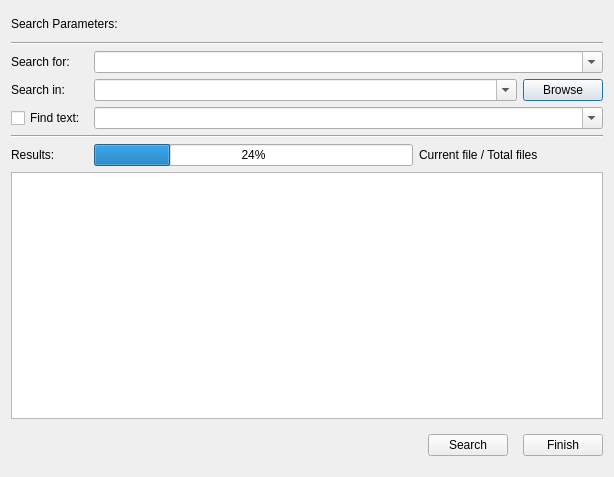
First picture: the form in findfilesdialog.ui, repository iliedanila/QtFileBrowser, before the edit.
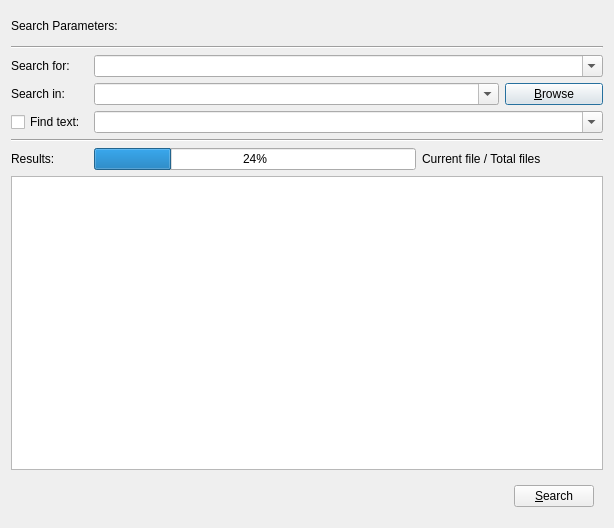
Second picture: the form after the edit.

Patch:
```diff
--- a/findfilesdialog.ui
+++ b/findfilesdialog.ui
@@ -7,7 +7,7 @@
     <x>0</x>
     <y>0</y>
     <width>614</width>
-    <height>477</height>
+    <height>528</height>
    </rect>
   </property>
   <property name="windowTitle">
@@ -51,7 +51,7 @@
         </sizepolicy>
        </property>
        <property name="text">
-        <string>Browse</string>
+        <string>&amp;Browse</string>
        </property>
       </widget>
      </item>
@@ -117,60 +117,6 @@
        </property>
       </spacer>
      </item>
-     <item row="8" column="5">
-      <widget class="QStackedWidget" name="stackedWidget">
-       <property name="sizePolicy">
-        <sizepolicy hsizetype="Preferred" vsizetype="Preferred">
-         <horstretch>3</horstretch>
-         <verstretch>1</verstretch>
-        </sizepolicy>
-       </property>
-       <property name="layoutDirection">
-        <enum>Qt::RightToLeft</enum>
-       </property>
-       <property name="currentIndex">
-        <number>0</number>
-       </property>
-       <widget class="QWidget" name="page">
-        <layout class="QVBoxLayout" name="verticalLayout">
-         <item>
-          <widget class="QPushButton" name="searchButton">
-           <property name="text">
-            <string>Search</string>
-           </property>
-          </widget>
-         </item>
-        </layout>
-       </widget>
-       <widget class="QWidget" name="page_2">
-        <layout class="QVBoxLayout" name="verticalLayout_2">
-         <item>
-          <widget class="QPushButton" name="cancelButton">
-           <property name="text">
-            <string>Cancel</string>
-           </property>
-          </widget>
-         </item>
-        </layout>
-       </widget>
-      </widget>
-     </item>
-     <item row="8" column="6">
-      <widget class="QPushButton" name="finishButton">
-       <property name="sizePolicy">
-        <sizepolicy hsizetype="Minimum" vsizetype="Fixed">
-         <horstretch>3</horstretch>
-         <verstretch>1</verstretch>
-        </sizepolicy>
-       </property>
-       <property name="layoutDirection">
-        <enum>Qt::RightToLeft</enum>
-       </property>
-       <property name="text">
-        <string>Finish</string>
-       </property>
-      </widget>
-     </item>
      <item row="0" column="0" colspan="7">
       <widget class="QLabel" name="searchParametersLabel">
        <property name="sizePolicy">
@@ -277,6 +223,60 @@
        </property>
       </widget>
      </item>
+     <item row="8" column="6">
+      <widget class="QStackedWidget" name="stackedWidget">
+       <property name="sizePolicy">
+        <sizepolicy hsizetype="Preferred" vsizetype="Preferred">
+         <horstretch>3</horstretch>
+         <verstretch>1</verstretch>
+        </sizepolicy>
+       </property>
+       <property name="layoutDirection">
+        <enum>Qt::RightToLeft</enum>
+       </property>
+       <property name="currentIndex">
+        <number>0</number>
+       </property>
+       <widget class="QWidget" name="page">
+        <layout class="QVBoxLayout" name="verticalLayout">
+         <item>
+          <widget class="QPushButton" name="searchButton">
+           <property name="text">
+            <string>&amp;Search</string>
+           </property>
+           <property name="shortcut">
+            <string>Ctrl+S</string>
+           </property>
+          </widget>
+         </item>
+        </layout>
+       </widget>
+       <widget class="QWidget" name="page_2">
+        <layout class="QVBoxLayout" name="verticalLayout_2">
+         <item>
+          <widget class="QPushButton" name="cancelButton">
+           <property name="text">
+            <string>Cancel</string>
+           </property>
+          </widget>
+         </item>
+        </layout>
+       </widget>
+      </widget>
+     </item>
+     <item row="8" column="5">
+      <spacer name="horizontalSpacer_5">
+       <property name="orientation">
+        <enum>Qt::Horizontal</enum>
+       </property>
+       <property name="sizeHint" stdset="0">
+        <size>
+         <width>40</width>
+         <height>20</height>
+        </size>
+       </property>
+      </spacer>
+     </item>
     </layout>
    </item>
   </layout>
```
Left out of the diff: 2 changed lines with no effect on the pictures.
